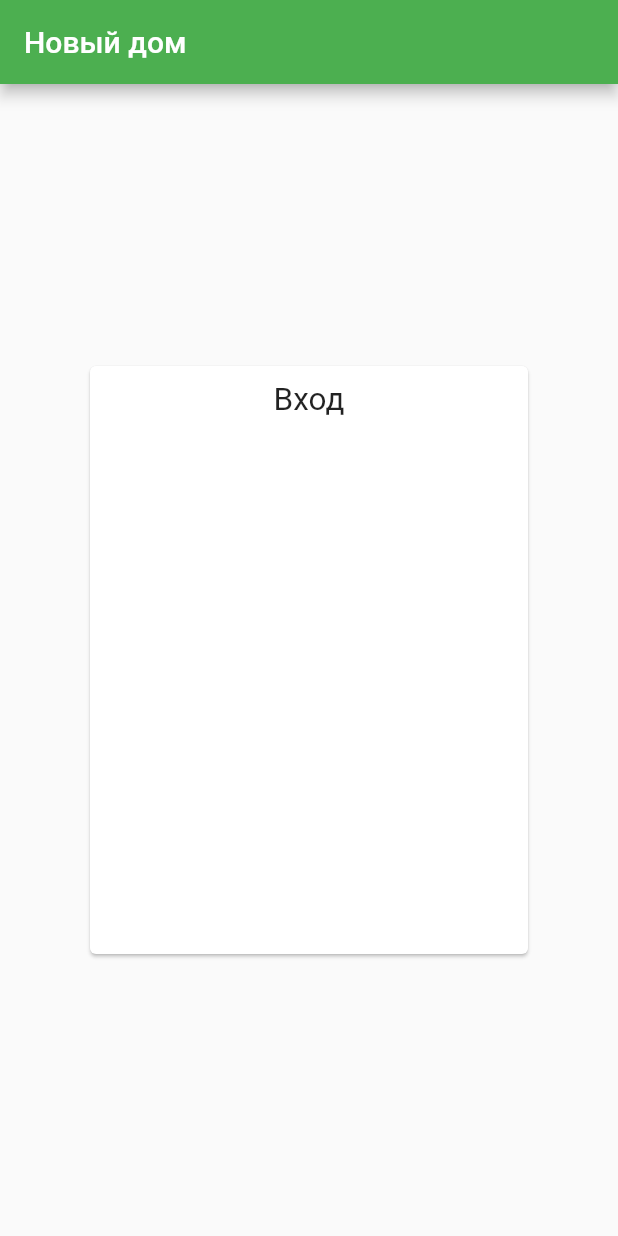
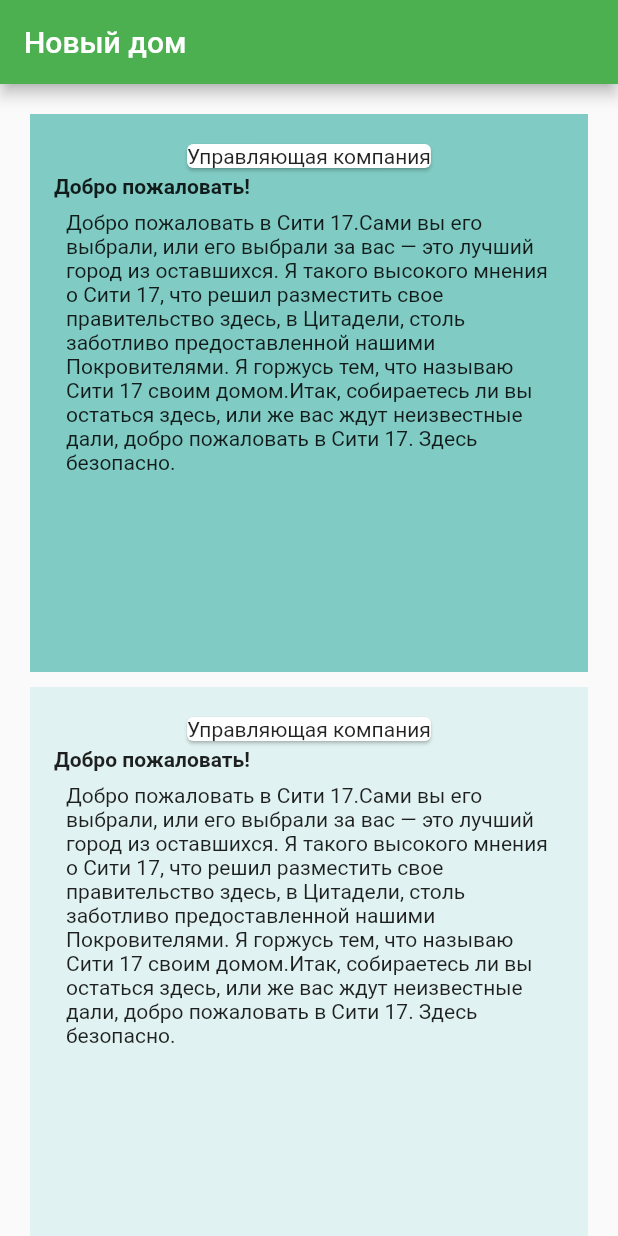
Before and after one commit to fagirton/Smart-yard-Flutter, a Flutter app: the screen it shows after launch, on a phone screen of 412 x 824 dp. Run offline on Flutter 3.47's test engine with Material 2 defaults, Android fonts, the phone set to English and light mode, and no system bars; our stand-ins replace geolocator.

Commit message:
Объявления?

```diff
--- a/lib/const.dart
+++ b/lib/const.dart
@@ -6,3 +6,10 @@ class Constant{
   static const WEATHER_FORECAST_URL = "/data/2.5/forecast/";
   static const WEATHER_APP_ID = "d7a199a3d6c1207d1f7520c3de0a7a43";
 }
+class NoticesTest{
+  static const NoticeAuthor = "Управляющая компания";
+  static const NoticeTitle = "Добро пожаловать!";
+  static const NoticeBody = "Добро пожаловать в Сити 17."
+      "Сами вы его выбрали, или его выбрали за вас — это лучший город из оставшихся. Я такого высокого мнения о Сити 17, что решил разместить свое правительство здесь, в Цитадели, столь заботливо предоставленной нашими Покровителями. Я горжусь тем, что называю Сити 17 своим домом."
+  "Итак, собираетесь ли вы остаться здесь, или же вас ждут неизвестные дали, добро пожаловать в Сити 17. Здесь безопасно.";
+}
--- a/lib/main.dart
+++ b/lib/main.dart
@@ -7,6 +7,7 @@ import 'package:untitled/const.dart';
 import 'package:untitled/models/weather_model.dart';
 import 'package:untitled/widgets/LocationInfo.dart';
 import 'package:untitled/widgets/LogInPage.dart';
+import 'package:untitled/widgets/NoticesPage.dart';
 import 'package:untitled/widgets/weatherWidgets.dart';
 
 void main() {
@@ -26,7 +27,7 @@ class MyApp extends StatelessWidget {
       ),
       home: Scaffold(
         backgroundColor: Colors.white,
-        body: LogInPage(),
+        body: NoticePage(),
 
           //body: LocationInheritedWidget(
            // child: WeatherPage(cityname: 'Moscow',))
--- a/lib/widgets/LogInPage.dart
+++ b/lib/widgets/LogInPage.dart
@@ -1,5 +1,4 @@
 import 'package:flutter/material.dart';
-import 'package:untitled/models/weather_model.dart';
 
 class LogInPage extends StatefulWidget {
   const LogInPage({Key? key}) : super(key: key);
@@ -13,7 +12,7 @@ class _LogInPageState extends State<LogInPage> {
   Widget build(BuildContext context) {
     return Scaffold(
         appBar: AppBar(
-        title: Text('Новый дом'),
+          title: const Text('Новый дом'),
         ),
         body: Center(
           child: SizedBox(
@@ -22,21 +21,20 @@ class _LogInPageState extends State<LogInPage> {
             child: Container(
               decoration: const BoxDecoration(
                   borderRadius: BorderRadius.only(
-                      topRight: Radius.circular(40.0),
+                      topRight: Radius.circular(1000.0),
                       bottomRight: Radius.circular(40.0),
                       topLeft: Radius.circular(40.0),
                       bottomLeft: Radius.circular(40.0))),
               child: const Card(
-                child: Padding(
-                  padding: EdgeInsets.all(10.0),
-                  child: Text(
+                child: Padding(padding: EdgeInsets.all(10.0), child:
+                  Text(
                       textScaleFactor: 1.5,
                       textAlign: TextAlign.center,
                       'Вход'),
+
               ),
             ),
-            )),
           ),
-    );
+        )));
   }
 }
--- a/lib/widgets/NoticesPage.dart
+++ b/lib/widgets/NoticesPage.dart
@@ -0,0 +1,160 @@
+import 'package:flutter/material.dart';
+import 'package:untitled/const.dart';
+
+class NoticePage extends StatefulWidget {
+  const NoticePage({Key? key}) : super(key: key);
+
+  @override
+  State<NoticePage> createState() => _LogInPageState();
+}
+
+class _LogInPageState extends State<NoticePage> {
+  @override
+  Widget build(BuildContext context) {
+    return Scaffold(
+        appBar: AppBar(
+          title: const Text('Новый дом'),
+        ),
+        body: GridView.count(
+          primary: false,
+          padding: const EdgeInsets.all(20),
+          crossAxisSpacing: 10,
+          mainAxisSpacing: 10,
+          crossAxisCount: 1,
+          children: <Widget>[
+            Container(
+                padding: const EdgeInsets.all(8),
+                color: Colors.teal[200],
+                child: Padding(
+                  padding: const EdgeInsets.all(8.0),
+                  child: Column(
+                    crossAxisAlignment: CrossAxisAlignment.center,
+                    mainAxisSize: MainAxisSize.max,
+                    children: const [
+                      Card(child: Text(NoticesTest.NoticeAuthor)),
+                      Align(
+                          alignment: Alignment.topLeft,
+                          child: Text(NoticesTest.NoticeTitle,
+                              style: TextStyle(
+                                  fontWeight: FontWeight.bold))),
+                      Padding(
+                        padding: EdgeInsets.all(8.0),
+                        child: Text(NoticesTest.NoticeBody),
+                      ),
+                    ],
+                  ),
+                )),
+            Container(
+                padding: const EdgeInsets.all(8),
+                color: Colors.teal[50],
+                child: Padding(
+                  padding: const EdgeInsets.all(8.0),
+                  child: Column(
+                    crossAxisAlignment: CrossAxisAlignment.center,
+                    mainAxisSize: MainAxisSize.max,
+                    children: const [
+                      Card(child: Text(NoticesTest.NoticeAuthor)),
+                      Align(
+                          alignment: Alignment.topLeft,
+                          child: Text(NoticesTest.NoticeTitle,
+                              style: TextStyle(
+                                  fontWeight: FontWeight.bold))),
+                      Padding(
+                        padding: EdgeInsets.all(8.0),
+                        child: Text(NoticesTest.NoticeBody),
+                      ),
+                    ],
+                  ),
+                )),
+            Container(
+                padding: const EdgeInsets.all(8),
+                color: Colors.teal[50],
+                child: Padding(
+                  padding: const EdgeInsets.all(8.0),
+                  child: Column(
+                    crossAxisAlignment: CrossAxisAlignment.center,
+                    mainAxisSize: MainAxisSize.max,
+                    children: const [
+                      Card(child: Text(NoticesTest.NoticeAuthor)),
+                      Align(
+                          alignment: Alignment.topLeft,
+                          child: Text(NoticesTest.NoticeTitle,
+                              style: TextStyle(
+                                  fontWeight: FontWeight.bold))),
+                      Padding(
+                        padding: EdgeInsets.all(8.0),
+                        child: Text(NoticesTest.NoticeBody),
+                      ),
+                    ],
+                  ),
+                )),
+            Container(
+                padding: const EdgeInsets.all(8),
+                color: Colors.teal[50],
+                child: Padding(
+                  padding: const EdgeInsets.all(8.0),
+                  child: Column(
+                    crossAxisAlignment: CrossAxisAlignment.center,
+                    mainAxisSize: MainAxisSize.max,
+                    children: const [
+                      Card(child: Text(NoticesTest.NoticeAuthor)),
+                      Align(
+                          alignment: Alignment.topLeft,
+                          child: Text(NoticesTest.NoticeTitle,
+                              style: TextStyle(
+                                  fontWeight: FontWeight.bold))),
+                      Padding(
+                        padding: EdgeInsets.all(8.0),
+                        child: Text(NoticesTest.NoticeBody),
+                      ),
+                    ],
+                  ),
+                )),
+            Container(
+                padding: const EdgeInsets.all(8),
+                color: Colors.teal[50],
+                child: Padding(
+                  padding: const EdgeInsets.all(8.0),
+                  child: Column(
+                    crossAxisAlignment: CrossAxisAlignment.center,
+                    mainAxisSize: MainAxisSize.max,
+                    children: const [
+                      Card(child: Text(NoticesTest.NoticeAuthor)),
+                      Align(
+                          alignment: Alignment.topLeft,
+                          child: Text(NoticesTest.NoticeTitle,
+                              style: TextStyle(
+                                  fontWeight: FontWeight.bold))),
+                      Padding(
+                        padding: EdgeInsets.all(8.0),
+                        child: Text(NoticesTest.NoticeBody),
+                      ),
+                    ],
+                  ),
+                )),
+            Container(
+                padding: const EdgeInsets.all(8),
+                color: Colors.teal[50],
+                child: Padding(
+                  padding: const EdgeInsets.all(8.0),
+                  child: Column(
+                    crossAxisAlignment: CrossAxisAlignment.center,
+                    mainAxisSize: MainAxisSize.max,
+                    children: const [
+                      Card(child: Text(NoticesTest.NoticeAuthor)),
+                      Align(
+                          alignment: Alignment.topLeft,
+                          child: Text(NoticesTest.NoticeTitle,
+                              style: TextStyle(
+                                  fontWeight: FontWeight.bold))),
+                      Padding(
+                        padding: EdgeInsets.all(8.0),
+                        child: Text(NoticesTest.NoticeBody),
+                      ),
+                    ],
+                  ),
+                )),
+          ],
+        ));
+  }
+}
```
Lines whose indentation alone changed are shown as unchanged.
